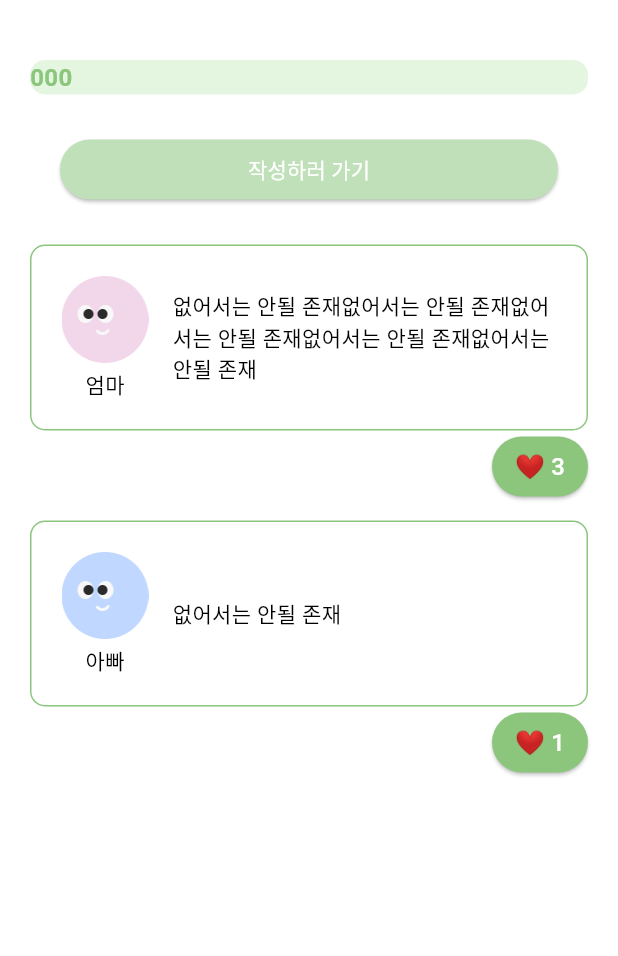
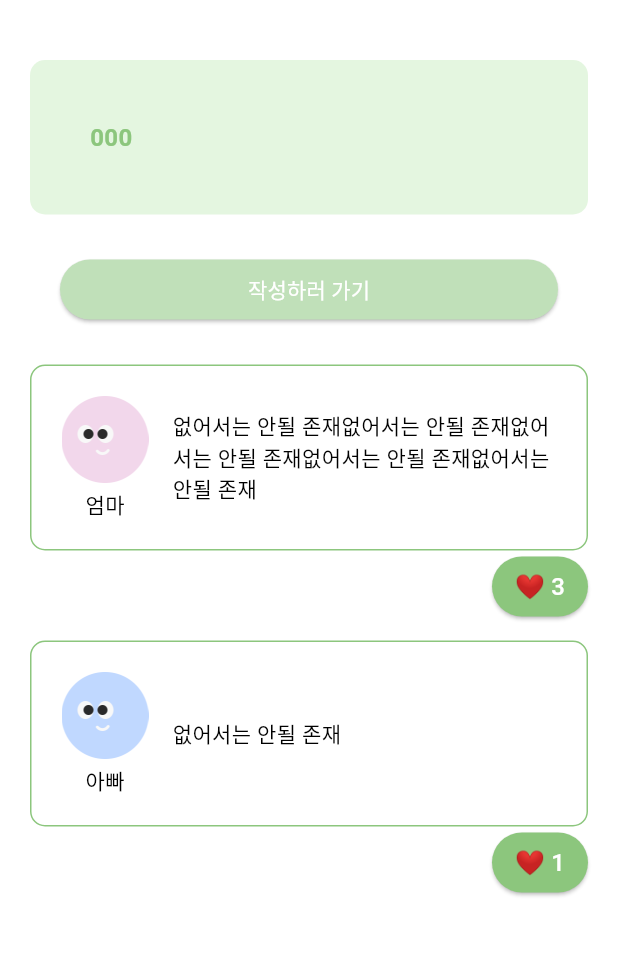
Before and after one commit to mimo626/modeni_app, a Flutter app: the QuestionDetailPage screen opened directly with empty values, on a phone screen of 412 x 824 dp, the part 60-1016 px from its top. Run offline on Flutter 3.47's test engine with Material 3 defaults, Android fonts, the phone set to English and light mode, and no system bars; our stand-ins replace flutter_svg, get, go_router.

Commit message:
패딩 추가

```diff
--- a/lib/core/theme/padding.dart
+++ b/lib/core/theme/padding.dart
@@ -102,4 +102,5 @@
   static const EdgeInsets all16Padding = EdgeInsets.all(16);
   static const EdgeInsets all20Padding = EdgeInsets.all(20);
   static const EdgeInsets all24Padding = EdgeInsets.all(24);
+  static const EdgeInsets all40Padding = EdgeInsets.all(40);
 }
```
